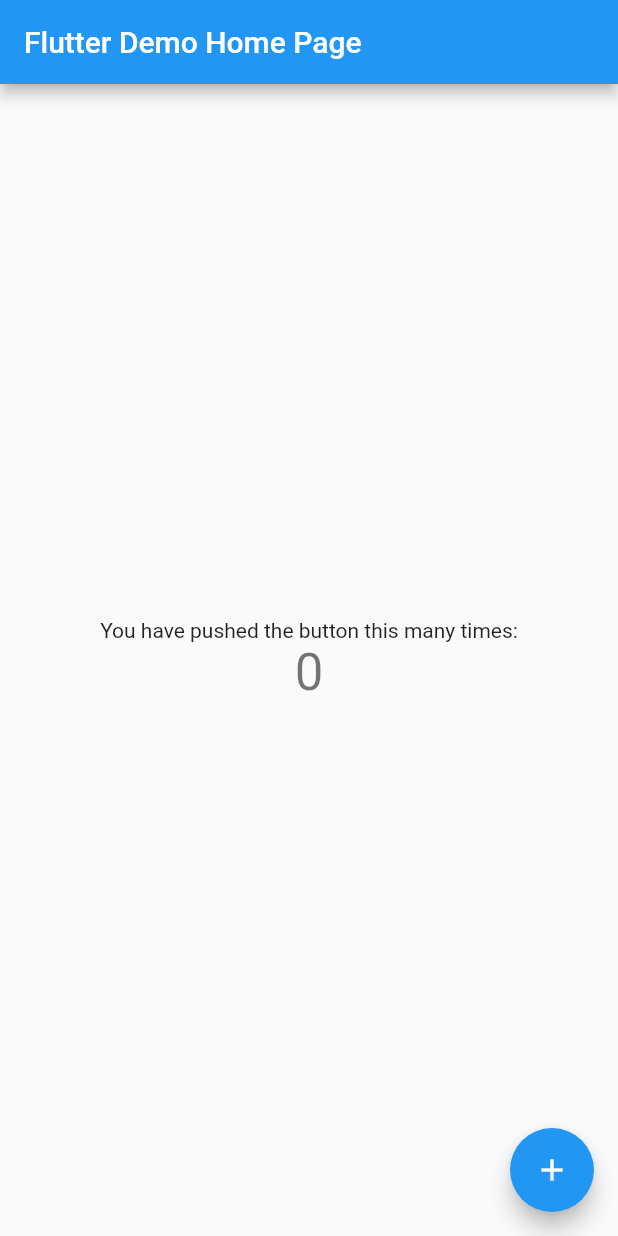
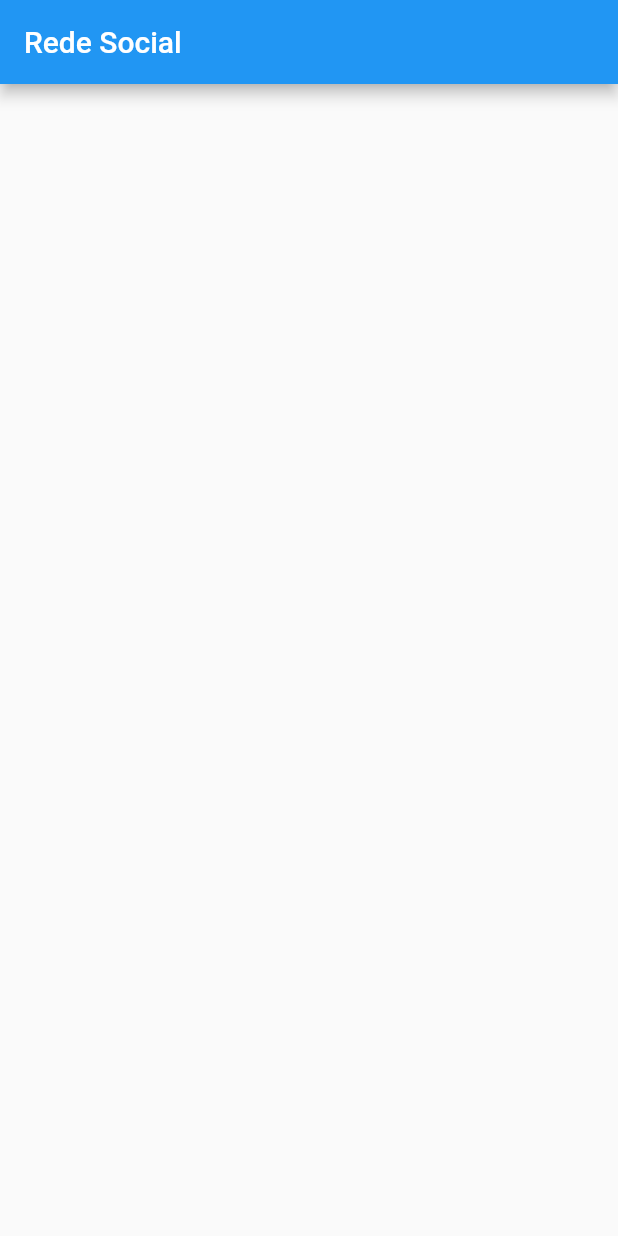
Before and after one commit to TulioPintoNeto/Flutter, a Flutter app: the screen it shows after launch, on a phone screen of 412 x 824 dp. Run offline on Flutter 3.47's test engine with Material 2 defaults, Android fonts, the phone set to English and light mode, and no system bars.

Commit message:
feat: Primeira cara do APP - Adicionado barra superior do App com título e a página está em branco.

```diff
--- /dev/null
+++ b/Estudos/lib/home.dart
@@ -0,0 +1,19 @@
+import 'package:flutter/material.dart';
+
+class Home extends StatefulWidget {
+  @override
+  State<StatefulWidget> createState() {
+    return HomeState();
+  }
+}
+
+class HomeState extends State<Home> {
+  @override
+  Widget build(BuildContext context) {
+    return Scaffold(
+      appBar: AppBar(
+        title: Text("Rede Social"),
+      ),
+    );
+  }
+}
--- a/Estudos/lib/main.dart
+++ b/Estudos/lib/main.dart
@@ -1,117 +1,19 @@
 import 'package:flutter/material.dart';
+
+import 'home.dart';
 
 void main() {
   runApp(MyApp());
 }
 
 class MyApp extends StatelessWidget {
-  // This widget is the root of your application.
+  // Classe raiz do aplicativo
   @override
   Widget build(BuildContext context) {
+    // MaterialApp auxilia na estilização do aplicativo
     return MaterialApp(
-      title: 'Flutter Demo',
-      theme: ThemeData(
-        // This is the theme of your application.
-        //
-        // Try running your application with "flutter run". You'll see the
-        // application has a blue toolbar. Then, without quitting the app, try
-        // changing the primarySwatch below to Colors.green and then invoke
-        // "hot reload" (press "r" in the console where you ran "flutter run",
-        // or simply save your changes to "hot reload" in a Flutter IDE).
-        // Notice that the counter didn't reset back to zero; the application
-        // is not restarted.
-        primarySwatch: Colors.blue,
-        // This makes the visual density adapt to the platform that you run
-        // the app on. For desktop platforms, the controls will be smaller and
-        // closer together (more dense) than on mobile platforms.
-        visualDensity: VisualDensity.adaptivePlatformDensity,
-      ),
-      home: MyHomePage(title: 'Flutter Demo Home Page'),
+      theme: ThemeData(primarySwatch: Colors.blue),
+      home: Home(),
     );
   }
 }
-
-class MyHomePage extends StatefulWidget {
-  MyHomePage({Key key, this.title}) : super(key: key);
-
-  // This widget is the home page of your application. It is stateful, meaning
-  // that it has a State object (defined below) that contains fields that affect
-  // how it looks.
-
-  // This class is the configuration for the state. It holds the values (in this
-  // case the title) provided by the parent (in this case the App widget) and
-  // used by the build method of the State. Fields in a Widget subclass are
-  // always marked "final".
-
-  final String title;
-
-  @override
-  _MyHomePageState createState() => _MyHomePageState();
-}
-
-class _MyHomePageState extends State<MyHomePage> {
-  int _counter = 0;
-
-  void _incrementCounter() {
-    setState(() {
-      // This call to setState tells the Flutter framework that something has
-      // changed in this State, which causes it to rerun the build method below
-      // so that the display can reflect the updated values. If we changed
-      // _counter without calling setState(), then the build method would not be
-      // called again, and so nothing would appear to happen.
-      _counter++;
-    });
-  }
-
-  @override
-  Widget build(BuildContext context) {
-    // This method is rerun every time setState is called, for instance as done
-    // by the _incrementCounter method above.
-    //
-    // The Flutter framework has been optimized to make rerunning build methods
-    // fast, so that you can just rebuild anything that needs updating rather
-    // than having to individually change instances of widgets.
-    return Scaffold(
-      appBar: AppBar(
-        // Here we take the value from the MyHomePage object that was created by
-        // the App.build method, and use it to set our appbar title.
-        title: Text(widget.title),
-      ),
-      body: Center(
-        // Center is a layout widget. It takes a single child and positions it
-        // in the middle of the parent.
-        child: Column(
-          // Column is also a layout widget. It takes a list of children and
-          // arranges them vertically. By default, it sizes itself to fit its
-          // children horizontally, and tries to be as tall as its parent.
-          //
-          // Invoke "debug painting" (press "p" in the console, choose the
-          // "Toggle Debug Paint" action from the Flutter Inspector in Android
-          // Studio, or the "Toggle Debug Paint" command in Visual Studio Code)
-          // to see the wireframe for each widget.
-          //
-          // Column has various properties to control how it sizes itself and
-          // how it positions its children. Here we use mainAxisAlignment to
-          // center the children vertically; the main axis here is the vertical
-          // axis because Columns are vertical (the cross axis would be
-          // horizontal).
-          mainAxisAlignment: MainAxisAlignment.center,
-          children: <Widget>[
-            Text(
-              'You have pushed the button this many times:',
-            ),
-            Text(
-              '$_counter',
-              style: Theme.of(context).textTheme.headline4,
-            ),
-          ],
-        ),
-      ),
-      floatingActionButton: FloatingActionButton(
-        onPressed: _incrementCounter,
-        tooltip: 'Increment',
-        child: Icon(Icons.add),
-      ), // This trailing comma makes auto-formatting nicer for build methods.
-    );
-  }
-}
```
Also changed, not shown: 1 other file.
